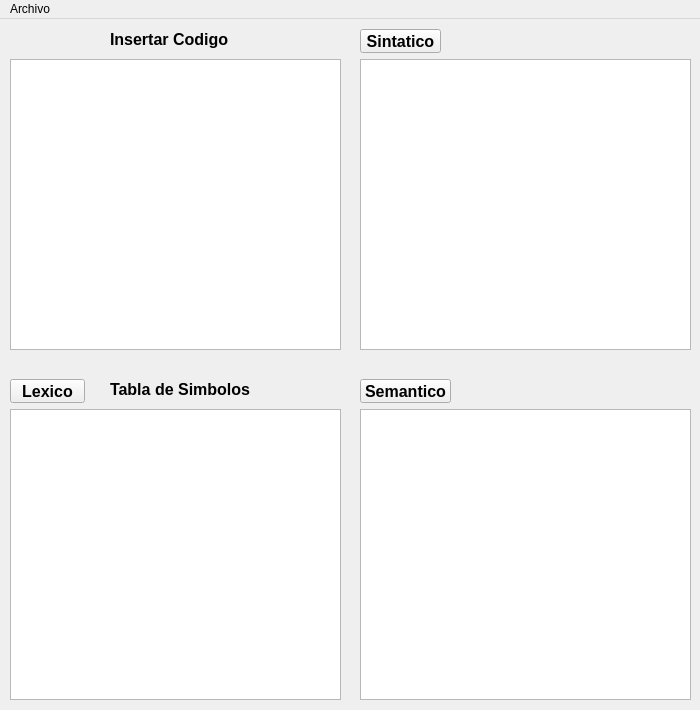
Qt form Subproducto 2/Interfaz/Analizador/mainwindow.ui (EfrainRP/Seminario_Traductores_Lenguaje2) before a commit.
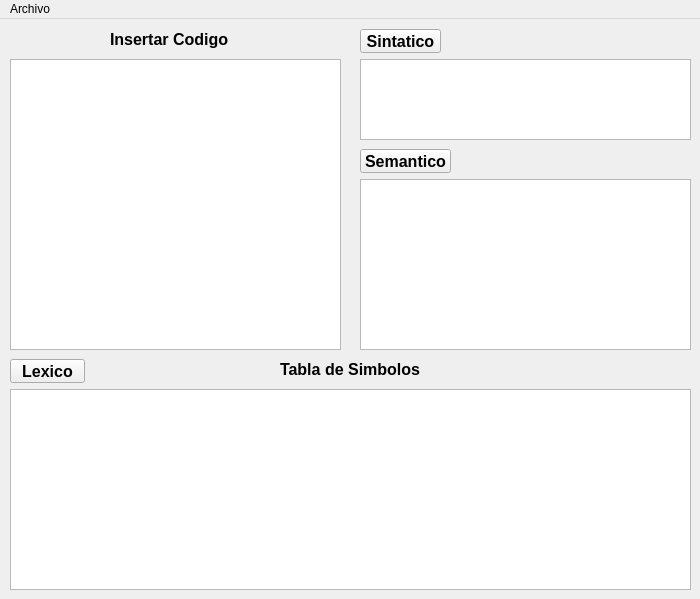
The same form after that commit. Icons and pictures are not drawn.

The edit to the form file:
```diff
--- a/Subproducto 2/Interfaz/Analizador/mainwindow.ui
+++ b/Subproducto 2/Interfaz/Analizador/mainwindow.ui
@@ -7,7 +7,7 @@
     <x>0</x>
     <y>0</y>
     <width>700</width>
-    <height>710</height>
+    <height>599</height>
    </rect>
   </property>
   <property name="windowTitle">
@@ -23,11 +23,17 @@
     <property name="geometry">
      <rect>
       <x>10</x>
-      <y>390</y>
-      <width>331</width>
-      <height>291</height>
+      <y>370</y>
+      <width>681</width>
+      <height>201</height>
      </rect>
     </property>
+    <property name="sizePolicy">
+     <sizepolicy hsizetype="Preferred" vsizetype="Preferred">
+      <horstretch>0</horstretch>
+      <verstretch>0</verstretch>
+     </sizepolicy>
+    </property>
     <property name="font">
      <font>
       <pointsize>12</pointsize>
@@ -64,12 +70,18 @@
     <property name="textElideMode">
      <enum>Qt::ElideMiddle</enum>
     </property>
+    <property name="showGrid">
+     <bool>false</bool>
+    </property>
+    <property name="gridStyle">
+     <enum>Qt::SolidLine</enum>
+    </property>
    </widget>
    <widget class="QPushButton" name="buttonLexico">
     <property name="geometry">
      <rect>
       <x>10</x>
-      <y>360</y>
+      <y>340</y>
       <width>75</width>
       <height>24</height>
      </rect>
@@ -111,12 +123,12 @@
       <x>360</x>
       <y>40</y>
       <width>331</width>
-      <height>291</height>
+      <height>81</height>
      </rect>
     </property>
     <property name="font">
      <font>
-      <pointsize>12</pointsize>
+      <pointsize>11</pointsize>
      </font>
     </property>
     <property name="readOnly">
@@ -127,14 +139,14 @@
     <property name="geometry">
      <rect>
       <x>360</x>
-      <y>390</y>
+      <y>160</y>
       <width>331</width>
-      <height>291</height>
+      <height>171</height>
      </rect>
     </property>
     <property name="font">
      <font>
-      <pointsize>12</pointsize>
+      <pointsize>11</pointsize>
      </font>
     </property>
     <property name="readOnly">
@@ -144,8 +156,8 @@
    <widget class="QLabel" name="labelTablaLexico">
     <property name="geometry">
      <rect>
-      <x>110</x>
-      <y>360</y>
+      <x>280</x>
+      <y>340</y>
       <width>141</width>
       <height>20</height>
      </rect>
@@ -202,7 +214,7 @@
     <property name="geometry">
      <rect>
       <x>360</x>
-      <y>360</y>
+      <y>130</y>
       <width>91</width>
       <height>24</height>
      </rect>
```
